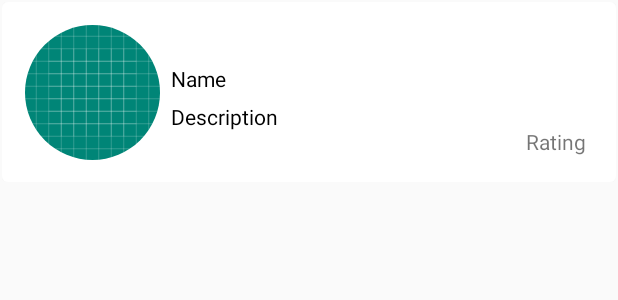
After one commit to yuriy070920/GidService-Application, an Android app: the layout layout_list_item.xml on its own in the app's theme, with its tools: preview values and no code run, on a phone screen of 412 x 824 dp. The commit adds this screen. Shown: the top 300 px of the screen. Run offline under Robolectric (Android 15) with nearby library versions, the phone set to English and light mode, and no system bars; Roboto replaces fonts that are not available here.

```diff
--- a/app/build.gradle
+++ b/app/build.gradle
@@ -31,7 +31,7 @@ dependencies {
     testImplementation 'junit:junit:4.12'
     androidTestImplementation 'androidx.test.ext:junit:1.1.1'
     androidTestImplementation 'androidx.test.espresso:espresso-core:3.2.0'
-    implementation 'com.google.android.material:material:1.0.0'
+    implementation 'com.google.android.material:material:1.1.0'
 
     //Recyclerview implementation
     //noinspection GradleCompatible
@@ -49,8 +49,8 @@ dependencies {
     implementation 'de.hdodenhof:circleimageview:3.1.0'
 
     //Retrofit 2.0
-    implementation 'com.squareup.retrofit2:retrofit:2.4.0'
+    implementation 'com.squareup.retrofit2:retrofit:2.7.2'
 
     //Gson converter
-    implementation 'com.squareup.retrofit2:converter-gson:2.3.0'
+    implementation 'com.squareup.retrofit2:converter-gson:2.4.0'
 }
--- a/app/src/main/AndroidManifest.xml
+++ b/app/src/main/AndroidManifest.xml
@@ -10,7 +10,8 @@
         android:label="@string/app_name"
         android:roundIcon="@mipmap/ic_launcher_round"
         android:supportsRtl="true"
-        android:theme="@style/AppTheme">
+        android:theme="@style/AppTheme"
+        android:usesCleartextTraffic="true">
         <activity android:name=".MainActivity">
             <intent-filter>
                 <action android:name="android.intent.action.MAIN" />
--- a/app/src/main/java/com/cio/gidservice/RecyclerViewAdapter.java
+++ b/app/src/main/java/com/cio/gidservice/RecyclerViewAdapter.java
@@ -36,7 +36,7 @@ public class RecyclerViewAdapter extends RecyclerView.Adapter<RecyclerViewAdapte
     @Override
     public ViewHolder onCreateViewHolder(@NonNull ViewGroup parent, int viewType) {
         Log.d(TAG, "onCreateViewHolder: called");
-        View view = LayoutInflater.from(parent.getContext()).inflate(R.layout.layout_listitem, parent, false);
+        View view = LayoutInflater.from(parent.getContext()).inflate(R.layout.layout_list_item, parent, false);
         return new ViewHolder(view);
     }
 
--- a/app/src/main/java/com/cio/gidservice/auth/Response.java
+++ /dev/null
@@ -1,4 +0,0 @@
-package com.cio.gidservice.auth;
-
-public class Response {
-}
--- a/app/src/main/java/com/cio/gidservice/network/UserManager.java
+++ b/app/src/main/java/com/cio/gidservice/network/UserAPIManager.java
@@ -11,7 +11,7 @@ import retrofit2.http.GET;
 import retrofit2.http.POST;
 import retrofit2.http.Query;
 
-public interface UserManager  {
+public interface UserAPIManager {
 
     @GET("/auth/login")
     Call<User> login(@Body Logs logs);
--- a/app/src/main/java/com/cio/gidservice/requestEntities/OrganizationRequestEntity.java
+++ b/app/src/main/java/com/cio/gidservice/requestEntities/OrganizationRequestEntity.java
@@ -1,7 +1,6 @@
 package com.cio.gidservice.requestEntities;
 
 import com.cio.gidservice.models.Organization;
-import com.cio.gidservice.models.Service;
 
 import java.util.List;
 
--- a/app/src/main/java/com/cio/gidservice/requestEntities/ServiceRequestEntity.java
+++ b/app/src/main/java/com/cio/gidservice/requestEntities/ServiceRequestEntity.java
@@ -1,14 +1,13 @@
 package com.cio.gidservice.requestEntities;
 
 import com.cio.gidservice.models.Organization;
-import com.cio.gidservice.models.Service;
 
-public class ServiceRequestEntity extends Service {
+public class ServiceRequestEntity {
     private String userIP;
     private Long organizationID;
 
     public ServiceRequestEntity(Long id, String name, String description, Integer leadTime, Float price, Organization organization) {
-        super(id, name, description, leadTime, price, organization);
+        //super(id, name, description, leadTime, price);
     }
 
     public String getUserIP() {
--- a/app/src/main/java/com/cio/gidservice/viewModels/OrganizationViewModel.java
+++ b/app/src/main/java/com/cio/gidservice/viewModels/OrganizationViewModel.java
@@ -1,7 +1,6 @@
 package com.cio.gidservice.viewModels;
 
 import com.cio.gidservice.models.Organization;
-import com.cio.gidservice.models.Service;
 
 import java.util.List;
 
@@ -13,11 +12,11 @@ public class OrganizationViewModel {
         this.organization = organization;
     }
 
-    public OrganizationViewModel(Long id, String name, String description, Float rating, List<Service>services) {
+    public OrganizationViewModel(Long id, String name, String description, Float rating) {
         organization.setDescription(description);
         organization.setId(id);
         organization.setName(name);
         organization.setRating(rating);
-        organization.setServices(services);
+        //organization.setServices(services);
     }
 }
--- /dev/null
+++ b/app/src/main/res/layout/layout_list_item.xml
@@ -0,0 +1,79 @@
+<?xml version="1.0" encoding="utf-8"?>
+<RelativeLayout xmlns:android="http://schemas.android.com/apk/res/android"
+    android:layout_width="wrap_content"
+    android:layout_height="wrap_content"
+    xmlns:app="http://schemas.android.com/apk/res-auto"
+    android:layout_margin="1dp">
+
+
+    <androidx.cardview.widget.CardView
+        android:layout_width="wrap_content"
+        android:layout_height="120dp"
+        app:cardCornerRadius="4dp"
+        app:cardMaxElevation="4dp"
+        app:cardElevation="1dp"
+        android:layout_centerInParent="true">
+
+        <RelativeLayout
+            android:layout_width="match_parent"
+            android:layout_height="match_parent">
+
+            <de.hdodenhof.circleimageview.CircleImageView
+                android:id="@+id/image"
+                android:layout_width="90dp"
+                android:layout_height="90dp"
+                android:layout_alignParentStart="true"
+                android:layout_marginStart="15dp"
+                android:layout_marginTop="15dp"
+                android:scaleType="centerCrop"
+                android:src="@drawable/ic_launcher_background">
+            </de.hdodenhof.circleimageview.CircleImageView>
+
+            <TextView
+                android:id="@+id/name"
+                android:layout_width="wrap_content"
+                android:layout_height="20dp"
+                android:layout_alignParentTop="true"
+                android:layout_centerHorizontal="true"
+                android:layout_marginStart="7dp"
+                android:layout_marginTop="41dp"
+                android:layout_marginEnd="25dp"
+                android:layout_toEndOf="@id/image"
+                android:autoSizeMaxTextSize="15sp"
+                android:autoSizeMinTextSize="10sp"
+                android:autoSizeTextType="uniform"
+                android:gravity="center"
+                android:text="Name"
+                android:textColor="#000" />
+
+            <TextView
+                android:id="@+id/description"
+                android:layout_width="202dp"
+                android:layout_height="wrap_content"
+                android:layout_below="@+id/name"
+                android:layout_alignParentEnd="true"
+                android:layout_marginStart="7dp"
+                android:layout_marginTop="5dp"
+                android:layout_marginEnd="95dp"
+                android:layout_toEndOf="@id/image"
+                android:autoSizeMaxTextSize="15sp"
+                android:autoSizeMinTextSize="7sp"
+                android:autoSizeTextType="uniform"
+                android:text="Description"
+                android:textColor="#000"/>
+
+            <TextView
+                android:id="@+id/rating"
+                android:layout_width="wrap_content"
+                android:layout_height="wrap_content"
+                android:layout_alignParentEnd="true"
+                android:layout_alignParentBottom="true"
+                android:layout_marginStart="244dp"
+                android:layout_marginEnd="19dp"
+                android:layout_marginBottom="17dp"
+                android:layout_toEndOf="@+id/image"
+                android:text="Rating" />
+        </RelativeLayout>
+    </androidx.cardview.widget.CardView>
+
+</RelativeLayout>
--- a/app/src/main/res/layout/test_layout1.xml
+++ b/app/src/main/res/layout/test_layout1.xml
@@ -11,7 +11,7 @@
         android:layout_width="match_parent"
         android:layout_height="match_parent"
         android:id="@+id/recyclerView"
-        android:orientation="horizontal">
+        android:orientation="vertical">
     </androidx.recyclerview.widget.RecyclerView>
 
 </androidx.constraintlayout.widget.ConstraintLayout>
```
Also changed, not shown: app/src/main/java/com/cio/gidservice/MainActivity.java (+51 -3 lines), app/src/main/java/com/cio/gidservice/auth/IAuthenticator.java (deleted, +0 -10 lines), app/src/main/java/com/cio/gidservice/models/Organization.java (+68 -0 lines), app/src/main/java/com/cio/gidservice/models/Service.java (deleted, +0 -68 lines), app/src/main/java/com/cio/gidservice/network/NetworkService.java (deleted, +0 -14 lines), app/src/main/java/com/cio/gidservice/network/OrganizationAPIManager.java (renamed from app/src/main/java/com/cio/gidservice/network/OrganizationManager.java, +3 -4 lines), app/src/main/java/com/cio/gidservice/network/RetrofitClientInstance.java (added, +32 -0 lines), app/src/main/java/com/cio/gidservice/viewModels/OrganizationCustomAdapter.java (added, +72 -0 lines), app/src/main/java/com/cio/gidservice/viewModels/ServiceViewModel.java (+6 -9 lines), app/src/main/res/layout/layout_listitem.xml (deleted, +0 -45 lines).
